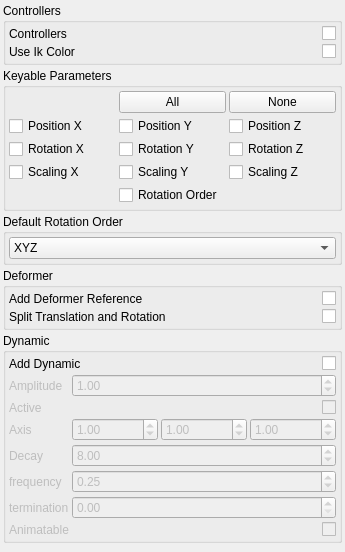
miquelcampos/brigks, file brigks/systems/driven/widget.ui: the form before one commit.
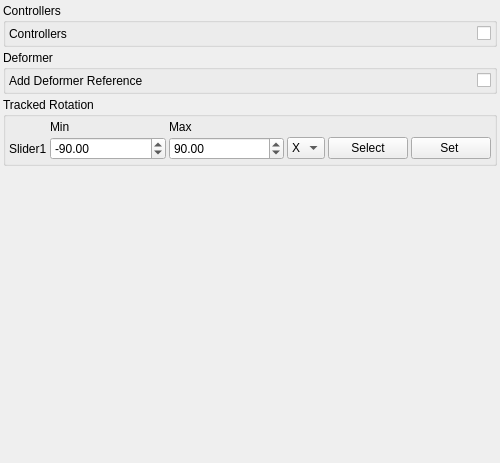
The form after the commit.

Diff of the .ui file:
```diff
--- a/brigks/systems/driven/widget.ui
+++ b/brigks/systems/driven/widget.ui
@@ -6,8 +6,8 @@
    <rect>
     <x>0</x>
     <y>0</y>
-    <width>345</width>
-    <height>552</height>
+    <width>500</width>
+    <height>463</height>
    </rect>
   </property>
   <property name="windowTitle">
@@ -33,7 +33,7 @@
        <number>3</number>
       </property>
       <item row="0" column="0">
-       <widget class="QLabel" name="label_2">
+       <widget class="QLabel" name="label_4">
         <property name="text">
          <string>Controllers</string>
         </property>
@@ -49,171 +49,6 @@
         </property>
        </widget>
       </item>
-      <item row="1" column="1">
-       <widget class="QCheckBox" name="uiUseIkColor">
-        <property name="layoutDirection">
-         <enum>Qt::RightToLeft</enum>
-        </property>
-        <property name="text">
-         <string/>
-        </property>
-       </widget>
-      </item>
-      <item row="1" column="0">
-       <widget class="QLabel" name="label_3">
-        <property name="text">
-         <string>Use Ik Color</string>
-        </property>
-       </widget>
-      </item>
-     </layout>
-    </widget>
-   </item>
-   <item>
-    <widget class="QGroupBox" name="groupBox">
-     <property name="title">
-      <string>Keyable Parameters</string>
-     </property>
-     <layout class="QGridLayout" name="gridLayout">
-      <property name="margin">
-       <number>3</number>
-      </property>
-      <property name="spacing">
-       <number>3</number>
-      </property>
-      <item row="3" column="1">
-       <widget class="QCheckBox" name="uiScly">
-        <property name="text">
-         <string>Scaling Y</string>
-        </property>
-       </widget>
-      </item>
-      <item row="3" column="0">
-       <widget class="QCheckBox" name="uiSclx">
-        <property name="text">
-         <string>Scaling X</string>
-        </property>
-       </widget>
-      </item>
-      <item row="3" column="2">
-       <widget class="QCheckBox" name="uiSclz">
-        <property name="text">
-         <string>Scaling Z</string>
-        </property>
-       </widget>
-      </item>
-      <item row="1" column="0">
-       <widget class="QCheckBox" name="uiPosx">
-        <property name="text">
-         <string>Position X</string>
-        </property>
-       </widget>
-      </item>
-      <item row="1" column="1">
-       <widget class="QCheckBox" name="uiPosy">
-        <property name="text">
-         <string>Position Y</string>
-        </property>
-       </widget>
-      </item>
-      <item row="0" column="2">
-       <widget class="QPushButton" name="uiKeyableNoneBTN">
-        <property name="text">
-         <string>None</string>
-        </property>
-       </widget>
-      </item>
-      <item row="0" column="1">
-       <widget class="QPushButton" name="uiKeyableAllBTN">
-        <property name="text">
-         <string>All</string>
-        </property>
-       </widget>
-      </item>
-      <item row="2" column="2">
-       <widget class="QCheckBox" name="uiRotz">
-        <property name="text">
-         <string>Rotation Z</string>
-        </property>
-       </widget>
-      </item>
-      <item row="2" column="1">
-       <widget class="QCheckBox" name="uiRoty">
-        <property name="text">
-         <string>Rotation Y</string>
-        </property>
-       </widget>
-      </item>
-      <item row="2" column="0">
-       <widget class="QCheckBox" name="uiRotx">
-        <property name="text">
-         <string>Rotation X</string>
-        </property>
-       </widget>
-      </item>
-      <item row="1" column="2">
-       <widget class="QCheckBox" name="uiPosz">
-        <property name="text">
-         <string>Position Z</string>
-        </property>
-       </widget>
-      </item>
-      <item row="4" column="1">
-       <widget class="QCheckBox" name="uiRotorder">
-        <property name="text">
-         <string>Rotation Order</string>
-        </property>
-       </widget>
-      </item>
-     </layout>
-    </widget>
-   </item>
-   <item>
-    <widget class="QGroupBox" name="groupBox_5">
-     <property name="title">
-      <string>Default Rotation Order</string>
-     </property>
-     <layout class="QVBoxLayout" name="verticalLayout">
-      <property name="spacing">
-       <number>3</number>
-      </property>
-      <property name="margin">
-       <number>3</number>
-      </property>
-      <item>
-       <widget class="QComboBox" name="uiDefaultRotationOrder">
-        <item>
-         <property name="text">
-          <string>XYZ</string>
-         </property>
-        </item>
-        <item>
-         <property name="text">
-          <string>XZY</string>
-         </property>
-        </item>
-        <item>
-         <property name="text">
-          <string>YXZ</string>
-         </property>
-        </item>
-        <item>
-         <property name="text">
-          <string>YZX</string>
-         </property>
-        </item>
-        <item>
-         <property name="text">
-          <string>ZXY</string>
-         </property>
-        </item>
-        <item>
-         <property name="text">
-          <string>ZYX</string>
-         </property>
-        </item>
-       </widget>
-      </item>
      </layout>
     </widget>
    </item>
@@ -222,32 +57,22 @@
      <property name="title">
       <string>Deformer</string>
      </property>
-     <layout class="QGridLayout" name="gridLayout_3">
-      <property name="margin">
-       <number>3</number>
-      </property>
+     <layout class="QHBoxLayout" name="horizontalLayout">
       <property name="spacing">
        <number>3</number>
       </property>
-      <item row="0" column="1">
-       <widget class="QCheckBox" name="uiAddDeformerReferences">
-        <property name="layoutDirection">
-         <enum>Qt::RightToLeft</enum>
-        </property>
-        <property name="text">
-         <string/>
-        </property>
-       </widget>
-      </item>
-      <item row="0" column="0">
-       <widget class="QLabel" name="label">
+      <property name="margin">
+       <number>3</number>
+      </property>
+      <item>
+       <widget class="QLabel" name="label_6">
         <property name="text">
          <string>Add Deformer Reference</string>
         </property>
        </widget>
       </item>
-      <item row="1" column="1">
-       <widget class="QCheckBox" name="uiSplitRotation">
+      <item>
+       <widget class="QCheckBox" name="uiAddDeformerRef">
         <property name="layoutDirection">
          <enum>Qt::RightToLeft</enum>
         </property>
@@ -256,288 +81,129 @@
         </property>
        </widget>
       </item>
-      <item row="1" column="0">
-       <widget class="QLabel" name="label_4">
-        <property name="text">
-         <string>Split Translation and Rotation</string>
-        </property>
-       </widget>
-      </item>
      </layout>
     </widget>
    </item>
    <item>
-    <widget class="QGroupBox" name="uiDynamicGRP">
-     <property name="minimumSize">
-      <size>
-       <width>0</width>
-       <height>0</height>
-      </size>
-     </property>
+    <widget class="QGroupBox" name="uiTrackedRotationGRP">
      <property name="title">
-      <string>Dynamic</string>
+      <string>Tracked Rotation</string>
      </property>
-     <layout class="QGridLayout" name="gridLayout_4">
+     <layout class="QGridLayout" name="gridLayout">
       <property name="margin">
        <number>3</number>
       </property>
       <property name="spacing">
        <number>3</number>
       </property>
-      <item row="0" column="0">
-       <widget class="QLabel" name="label_5">
+      <item row="1" column="1">
+       <widget class="QDoubleSpinBox" name="uiMinRot1">
+        <property name="minimum">
+         <double>-180.000000000000000</double>
+        </property>
+        <property name="maximum">
+         <double>180.000000000000000</double>
+        </property>
+        <property name="singleStep">
+         <double>15.000000000000000</double>
+        </property>
+        <property name="value">
+         <double>-90.000000000000000</double>
+        </property>
+       </widget>
+      </item>
+      <item row="0" column="2">
+       <widget class="QLabel" name="label_2">
         <property name="text">
-         <string>Add Dynamic</string>
+         <string>Max</string>
+        </property>
+       </widget>
+      </item>
+      <item row="1" column="0">
+       <widget class="QLabel" name="label_3">
+        <property name="sizePolicy">
+         <sizepolicy hsizetype="Fixed" vsizetype="Preferred">
+          <horstretch>0</horstretch>
+          <verstretch>0</verstretch>
+         </sizepolicy>
+        </property>
+        <property name="text">
+         <string>Slider1</string>
         </property>
        </widget>
       </item>
       <item row="0" column="1">
-       <widget class="QCheckBox" name="uiDynamic">
-        <property name="layoutDirection">
-         <enum>Qt::RightToLeft</enum>
-        </property>
+       <widget class="QLabel" name="label">
         <property name="text">
-         <string/>
+         <string>Min</string>
         </property>
        </widget>
       </item>
-      <item row="1" column="0" colspan="2">
-       <widget class="QWidget" name="uiDynamicDefaultWDG" native="true">
-        <property name="enabled">
-         <bool>false</bool>
+      <item row="1" column="2">
+       <widget class="QDoubleSpinBox" name="uiMaxRot1">
+        <property name="minimum">
+         <double>-180.000000000000000</double>
         </property>
-        <layout class="QGridLayout" name="gridLayout_5">
-         <property name="margin">
-          <number>0</number>
+        <property name="maximum">
+         <double>180.000000000000000</double>
+        </property>
+        <property name="singleStep">
+         <double>15.000000000000000</double>
+        </property>
+        <property name="value">
+         <double>90.000000000000000</double>
+        </property>
+       </widget>
+      </item>
+      <item row="1" column="3">
+       <widget class="QComboBox" name="uiAxis1">
+        <property name="sizePolicy">
+         <sizepolicy hsizetype="Fixed" vsizetype="Fixed">
+          <horstretch>0</horstretch>
+          <verstretch>0</verstretch>
+         </sizepolicy>
+        </property>
+        <item>
+         <property name="text">
+          <string>X</string>
          </property>
-         <property name="spacing">
-          <number>3</number>
+        </item>
+        <item>
+         <property name="text">
+          <string>Y</string>
          </property>
-         <item row="0" column="0">
-          <widget class="QLabel" name="label_8">
-           <property name="text">
-            <string>Amplitude</string>
-           </property>
-          </widget>
-         </item>
-         <item row="0" column="1">
-          <widget class="QDoubleSpinBox" name="uiAmplitude">
-           <property name="maximum">
-            <double>100.000000000000000</double>
-           </property>
-           <property name="singleStep">
-            <double>0.100000000000000</double>
-           </property>
-           <property name="value">
-            <double>1.000000000000000</double>
-           </property>
-          </widget>
-         </item>
-         <item row="1" column="0">
-          <widget class="QLabel" name="uiActiveLBL">
-           <property name="sizePolicy">
-            <sizepolicy hsizetype="Fixed" vsizetype="Preferred">
-             <horstretch>0</horstretch>
-             <verstretch>0</verstretch>
-            </sizepolicy>
-           </property>
-           <property name="minimumSize">
-            <size>
-             <width>10</width>
-             <height>0</height>
-            </size>
-           </property>
-           <property name="text">
-            <string>Active</string>
-           </property>
-          </widget>
-         </item>
-         <item row="1" column="1">
-          <widget class="QCheckBox" name="uiActive">
-           <property name="layoutDirection">
-            <enum>Qt::RightToLeft</enum>
-           </property>
-           <property name="text">
-            <string/>
-           </property>
-          </widget>
-         </item>
-         <item row="3" column="0">
-          <widget class="QLabel" name="uiStartCurveAttractLBL">
-           <property name="sizePolicy">
-            <sizepolicy hsizetype="Fixed" vsizetype="Preferred">
-             <horstretch>0</horstretch>
-             <verstretch>0</verstretch>
-            </sizepolicy>
-           </property>
-           <property name="minimumSize">
-            <size>
-             <width>10</width>
-             <height>0</height>
-            </size>
-           </property>
-           <property name="text">
-            <string>Decay</string>
-           </property>
-          </widget>
-         </item>
-         <item row="3" column="1">
-          <widget class="QDoubleSpinBox" name="uiDecay">
-           <property name="minimum">
-            <double>0.000000000000000</double>
-           </property>
-           <property name="maximum">
-            <double>999.000000000000000</double>
-           </property>
-           <property name="singleStep">
-            <double>1.000000000000000</double>
-           </property>
-           <property name="value">
-            <double>8.000000000000000</double>
-           </property>
-          </widget>
-         </item>
-         <item row="4" column="0">
-          <widget class="QLabel" name="uiBendResistanceLBL">
-           <property name="sizePolicy">
-            <sizepolicy hsizetype="Fixed" vsizetype="Preferred">
-             <horstretch>0</horstretch>
-             <verstretch>0</verstretch>
-            </sizepolicy>
-           </property>
-           <property name="minimumSize">
-            <size>
-             <width>10</width>
-             <height>0</height>
-            </size>
-           </property>
-           <property name="text">
-            <string>frequency</string>
-           </property>
-          </widget>
-         </item>
-         <item row="4" column="1">
-          <widget class="QDoubleSpinBox" name="uiFrequency">
-           <property name="minimum">
-            <double>0.000000000000000</double>
-           </property>
-           <property name="maximum">
-            <double>100.000000000000000</double>
-           </property>
-           <property name="singleStep">
-            <double>0.250000000000000</double>
-           </property>
-           <property name="value">
-            <double>0.250000000000000</double>
-           </property>
-          </widget>
-         </item>
-         <item row="5" column="0">
-          <widget class="QLabel" name="uiMassLBL">
-           <property name="sizePolicy">
-            <sizepolicy hsizetype="Fixed" vsizetype="Preferred">
-             <horstretch>0</horstretch>
-             <verstretch>0</verstretch>
-            </sizepolicy>
-           </property>
-           <property name="minimumSize">
-            <size>
-             <width>10</width>
-             <height>0</height>
-            </size>
-           </property>
-           <property name="text">
-            <string>termination</string>
-           </property>
-          </widget>
-         </item>
-         <item row="5" column="1">
-          <widget class="QDoubleSpinBox" name="uiTermination">
-           <property name="minimum">
-            <double>0.000000000000000</double>
-           </property>
-           <property name="maximum">
-            <double>100.000000000000000</double>
-           </property>
-           <property name="singleStep">
-            <double>0.100000000000000</double>
-           </property>
-           <property name="value">
-            <double>0.000000000000000</double>
-           </property>
-          </widget>
-         </item>
-         <item row="6" column="0">
-          <widget class="QLabel" name="uiAnimatableLBL">
-           <property name="sizePolicy">
-            <sizepolicy hsizetype="Fixed" vsizetype="Preferred">
-             <horstretch>0</horstretch>
-             <verstretch>0</verstretch>
-            </sizepolicy>
-           </property>
-           <property name="minimumSize">
-            <size>
-             <width>10</width>
-             <height>0</height>
-            </size>
-           </property>
-           <property name="text">
-            <string>Animatable</string>
-           </property>
-          </widget>
-         </item>
-         <item row="6" column="1">
-          <widget class="QCheckBox" name="uiDynamicAnimatable">
-           <property name="layoutDirection">
-            <enum>Qt::RightToLeft</enum>
-           </property>
-           <property name="text">
-            <string/>
-           </property>
-          </widget>
-         </item>
-         <item row="2" column="1">
-          <layout class="QHBoxLayout" name="horizontalLayout_2">
-           <item>
-            <widget class="QDoubleSpinBox" name="uiAmplitudeX">
-             <property name="singleStep">
-              <double>0.100000000000000</double>
-             </property>
-             <property name="value">
-              <double>1.000000000000000</double>
-             </property>
-            </widget>
-           </item>
-           <item>
-            <widget class="QDoubleSpinBox" name="uiAmplitudeY">
-             <property name="singleStep">
-              <double>0.100000000000000</double>
-             </property>
-             <property name="value">
-              <double>1.000000000000000</double>
-             </property>
-            </widget>
-           </item>
-           <item>
-            <widget class="QDoubleSpinBox" name="uiAmplitudeZ">
-             <property name="singleStep">
-              <double>0.100000000000000</double>
-             </property>
-             <property name="value">
-              <double>1.000000000000000</double>
-             </property>
-            </widget>
-           </item>
-          </layout>
-         </item>
-         <item row="2" column="0">
-          <widget class="QLabel" name="label_6">
-           <property name="text">
-            <string>Axis</string>
-           </property>
-          </widget>
-         </item>
-        </layout>
+        </item>
+        <item>
+         <property name="text">
+          <string>Z</string>
+         </property>
+        </item>
+       </widget>
+      </item>
+      <item row="1" column="5">
+       <widget class="QPushButton" name="uiSet1">
+        <property name="sizePolicy">
+         <sizepolicy hsizetype="Fixed" vsizetype="Fixed">
+          <horstretch>0</horstretch>
+          <verstretch>0</verstretch>
+         </sizepolicy>
+        </property>
+        <property name="text">
+         <string>Set </string>
+        </property>
+       </widget>
+      </item>
+      <item row="1" column="4">
+       <widget class="QPushButton" name="uiSelect1">
+        <property name="sizePolicy">
+         <sizepolicy hsizetype="Fixed" vsizetype="Fixed">
+          <horstretch>0</horstretch>
+          <verstretch>0</verstretch>
+         </sizepolicy>
+        </property>
+        <property name="text">
+         <string>Select</string>
+        </property>
        </widget>
       </item>
      </layout>
@@ -551,7 +217,7 @@
      <property name="sizeHint" stdset="0">
       <size>
        <width>20</width>
-       <height>40</height>
+       <height>290</height>
       </size>
      </property>
     </spacer>
```
Left out of the diff: 12 changed lines with no effect on the pictures.
